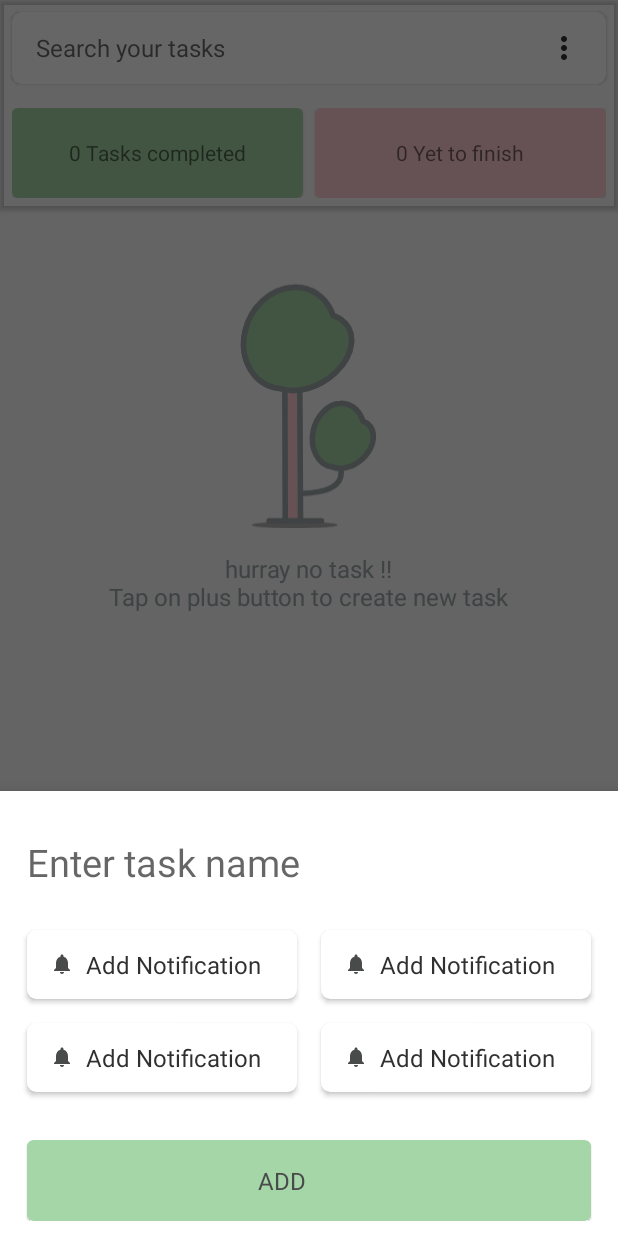
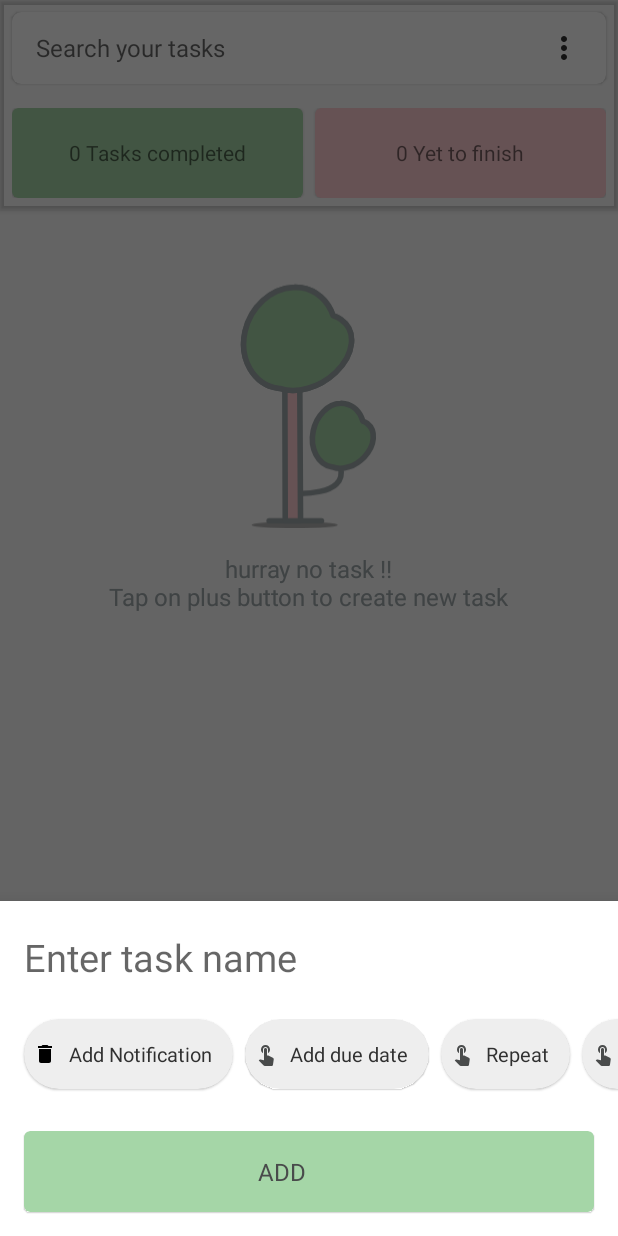
Before and after one commit to ithebk/task_app, an Android app: the screen it shows after launch (MainActivity), after a tap on "Add new task", on a phone screen of 412 x 824 dp. Run offline under Robolectric (Android 15) with nearby library versions, the phone set to English and light mode, and no system bars; our stand-ins replace Room's generated code; Roboto replaces fonts that are not available here.

Commit message:
Action view changed to horizontal

```diff
--- /dev/null
+++ b/app/src/main/java/com/ithebk/tasks/Utils.kt
@@ -0,0 +1,35 @@
+package com.ithebk.tasks
+
+import com.ithebk.tasks.models.EXTRA_ACTION
+import com.ithebk.tasks.models.TaskAction
+
+class Utils {
+    companion object {
+        val ACTIONS = arrayListOf<TaskAction>(
+            TaskAction(
+                EXTRA_ACTION.NOTIFICATION,
+                "Add Notification",
+                R.drawable.ic_delete_16dp,
+                false
+            ),
+            TaskAction(
+                EXTRA_ACTION.DUE_DATE,
+                "Add due date",
+                R.drawable.ic_due_date_24dp,
+                false
+            ),
+            TaskAction(
+                EXTRA_ACTION.REPEAT,
+                "Repeat",
+                R.drawable.ic_due_date_24dp,
+                false
+            ),
+            TaskAction(
+                EXTRA_ACTION.LOG_TIME,
+                "Log time",
+                R.drawable.ic_due_date_24dp,
+                false
+            )
+        )
+    }
+}
--- a/app/src/main/java/com/ithebk/tasks/models/TaskAction.kt
+++ b/app/src/main/java/com/ithebk/tasks/models/TaskAction.kt
@@ -1,21 +1,13 @@
 package com.ithebk.tasks.models
 enum class EXTRA_ACTION {
-    ADD_NOTIFICATION,
-    REMOVE_NOTIFICATION,
-    ADD_DUE_DATE,
-    REMOVE_DUE_DATE,
-    ADD_REPEAT,
-    REMOVE_REPEAT,
-    ADD_LOG_TIME,
-    REMOVE_LOG_TIME,
-}
-enum class EXTRA_ACTION_TYPE {
-    ADD,
-    REMOVE
+    NOTIFICATION,
+    DUE_DATE,
+    REPEAT,
+    LOG_TIME
 }
 data class TaskAction(
     var action: EXTRA_ACTION,
-    var actionType: EXTRA_ACTION_TYPE,
     var value: String,
-    var icon: Int
+    var icon: Int,
+    var isActive: Boolean
 )
--- a/app/src/main/java/com/ithebk/tasks/ui/addtask/AddTaskBottomDialogFragment.kt
+++ b/app/src/main/java/com/ithebk/tasks/ui/addtask/AddTaskBottomDialogFragment.kt
@@ -12,13 +12,14 @@ import androidx.cardview.widget.CardView
 import androidx.core.os.bundleOf
 import androidx.recyclerview.widget.DefaultItemAnimator
 import androidx.recyclerview.widget.GridLayoutManager
+import androidx.recyclerview.widget.LinearLayoutManager
 import androidx.recyclerview.widget.RecyclerView
 import com.google.android.material.bottomsheet.BottomSheetDialogFragment
 import com.ithebk.tasks.R
+import com.ithebk.tasks.Utils
 import com.ithebk.tasks.callbacks.ActionCallback
 import com.ithebk.tasks.db.Task
 import com.ithebk.tasks.models.EXTRA_ACTION
-import com.ithebk.tasks.models.EXTRA_ACTION_TYPE
 import com.ithebk.tasks.models.TaskAction
 
 enum class ACTION {
@@ -75,13 +76,13 @@ class AddTaskBottomDialogFragment : BottomSheetDialogFragment() {
         var taskActions = mutableListOf<TaskAction>()
         for (i in 0..3) {
             taskActions.add(TaskAction(
-                EXTRA_ACTION.ADD_NOTIFICATION,
-                EXTRA_ACTION_TYPE.ADD,
+                EXTRA_ACTION.NOTIFICATION,
                 "ADD Notification",
-                R.drawable.ic_add_notification
+                R.drawable.ic_add_notification,
+                false
             ))
         }
-        taskActionAdapter = TaskActionAdapter(context!!, taskActions, object : ActionCallback {
+        taskActionAdapter = TaskActionAdapter(context!!, Utils.ACTIONS, object : ActionCallback {
             override fun onItemClick(position: Int, taskAction: TaskAction) {
             }
 
@@ -89,7 +90,7 @@ class AddTaskBottomDialogFragment : BottomSheetDialogFragment() {
 
         recyclerAction.apply {
             setHasFixedSize(true)
-            layoutManager = GridLayoutManager(context, 2)
+            layoutManager = LinearLayoutManager(context, LinearLayoutManager.HORIZONTAL, false)
             adapter = taskActionAdapter
             itemAnimator = DefaultItemAnimator()
         }
--- a/app/src/main/java/com/ithebk/tasks/ui/addtask/TaskActionAdapter.kt
+++ b/app/src/main/java/com/ithebk/tasks/ui/addtask/TaskActionAdapter.kt
@@ -4,7 +4,10 @@ import android.content.Context
 import android.view.LayoutInflater
 import android.view.View
 import android.view.ViewGroup
+import android.widget.ImageView
+import android.widget.TextView
 import androidx.recyclerview.widget.RecyclerView
+import com.google.android.material.floatingactionbutton.FloatingActionButton
 import com.ithebk.tasks.R
 import com.ithebk.tasks.callbacks.ActionCallback
 import com.ithebk.tasks.callbacks.MainItemViewClickCallback
@@ -26,7 +29,8 @@ class TaskActionAdapter internal constructor(
     private var actions = taskActions // Cached copy of words
 
     inner class ActionButtonViewHolder(itemView: View) : RecyclerView.ViewHolder(itemView) {
-
+        var tvActionName : TextView = itemView.findViewById(R.id.text_action_name)
+        var imageAction : ImageView = itemView.findViewById(R.id.image_action)
     }
     inner class ActionValueViewHolder(itemView: View) : RecyclerView.ViewHolder(itemView) {
 
@@ -48,7 +52,8 @@ class TaskActionAdapter internal constructor(
 
     override fun onBindViewHolder(holder: RecyclerView.ViewHolder, position: Int) {
         if (holder is ActionButtonViewHolder) {
-
+            holder.tvActionName.text = actions.get(position).value
+            holder.imageAction.setImageResource(actions.get(position).icon)
         }
         else if(holder is ActionValueViewHolder) {
 
--- a/app/src/main/res/layout/add_task_bottom_layout_sheet.xml
+++ b/app/src/main/res/layout/add_task_bottom_layout_sheet.xml
@@ -12,7 +12,6 @@
     <androidx.core.widget.NestedScrollView
             app:layout_behavior="com.google.android.material.appbar.AppBarLayout$ScrollingViewBehavior"
             android:layout_width="match_parent"
-            android:padding="10dp"
             android:fillViewport="true"
             android:layout_height="wrap_content">
         <LinearLayout android:layout_width="match_parent"
@@ -23,9 +22,9 @@
             <EditText
                     android:id="@+id/edit_word"
                     android:clipToPadding="true"
-                    android:paddingBottom="76dp"
-                    android:paddingStart="8dp"
-                    android:paddingEnd="8dp"
+                    android:paddingBottom="16dp"
+                    android:paddingStart="16dp"
+                    android:paddingEnd="16dp"
                     android:paddingTop="16dp"
                     android:inputType="textCapSentences|textMultiLine"
                     android:fontFamily="@font/roboto_regular"
@@ -42,6 +41,9 @@
             </EditText>
 
             <androidx.recyclerview.widget.RecyclerView
+                    android:paddingStart="12dp"
+                    android:paddingEnd="12dp"
+                    android:clipToPadding="false"
                     android:id="@+id/recycler_view_action"
                     android:layout_width="match_parent"
                     app:layout_behavior="com.google.android.material.appbar.AppBarLayout$ScrollingViewBehavior"
@@ -57,8 +59,9 @@
                     app:cardElevation="0.5dp"
                     android:minHeight="50dp"
                     android:layout_marginTop="24dp"
-                    android:layout_marginStart="8dp"
-                    android:layout_marginEnd="8dp"
+                    android:layout_marginStart="16dp"
+                    android:layout_marginEnd="16dp"
+                    android:layout_marginBottom="16dp"
                     android:maxHeight="200dp"
                     android:foreground="?selectableItemBackgroundBorderless"
                     android:layout_height="wrap_content">
@@ -87,9 +90,9 @@
                     app:cardCornerRadius="4dp"
                     app:cardElevation="0.5dp"
                     android:minHeight="50dp"
-                    android:layout_marginTop="16dp"
-                    android:layout_marginStart="8dp"
-                    android:layout_marginEnd="8dp"
+                    android:layout_marginStart="16dp"
+                    android:layout_marginEnd="16dp"
+                    android:layout_marginBottom="16dp"
                     android:maxHeight="200dp"
                     android:foreground="?selectableItemBackgroundBorderless"
                     android:layout_height="wrap_content">
--- a/app/src/main/res/layout/layout_action_button.xml
+++ b/app/src/main/res/layout/layout_action_button.xml
@@ -1,30 +1,35 @@
 <?xml version="1.0" encoding="utf-8"?>
 <androidx.cardview.widget.CardView xmlns:android="http://schemas.android.com/apk/res/android"
         xmlns:app="http://schemas.android.com/apk/res-auto"
-        android:layout_width="match_parent"
+        android:layout_width="wrap_content"
         android:layout_height="wrap_content"
         android:layout_weight="1"
-        app:cardBackgroundColor="?colorPrimary"
-        app:cardCornerRadius="6dp"
-        android:layout_margin="8dp"
-        app:cardElevation="2dp">
+        app:cardBackgroundColor="?material_color"
+        android:foreground="?selectableItemBackgroundBorderless"
+        app:cardCornerRadius="24dp"
+        android:layout_margin="4dp"
+        app:cardElevation="0.5dp">
 
     <LinearLayout
-            android:layout_width="match_parent"
-            android:layout_height="match_parent"
+            android:layout_width="wrap_content"
+            android:layout_height="wrap_content"
             android:layout_gravity="center_vertical"
             android:gravity="center"
             android:orientation="horizontal"
-            android:padding="4dp">
+            android:padding="6dp">
 
         <ImageView
+                android:id="@+id/image_action"
                 android:layout_width="16dp"
                 android:layout_height="16dp"
                 android:clickable="false"
                 app:srcCompat="@drawable/ic_notifications_24dp" />
 
         <TextView
+                android:maxLines="1"
+                android:id="@+id/text_action_name"
                 style="@style/TaskTitleCard"
+                android:textSize="13sp"
                 android:layout_width="wrap_content"
                 android:layout_height="wrap_content"
                 android:fontFamily="@font/roboto_light"
```
